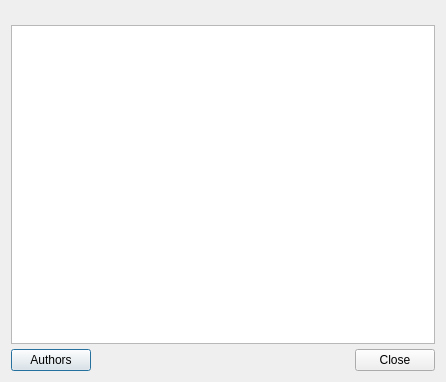
Before: the Qt Designer form src/lib/other/aboutdialog.ui in QupZilla/qupzilla, drawn with Qt 5.
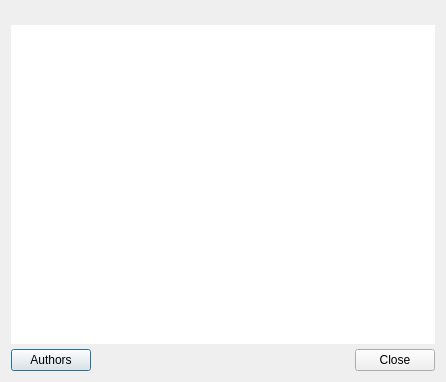
After: the same form once the commit is applied.

Commit message: AboutDialog: Remove frame from QTextBrowser

What changed in the file:
```diff
--- a/src/lib/other/aboutdialog.ui
+++ b/src/lib/other/aboutdialog.ui
@@ -26,6 +26,12 @@
    </item>
    <item>
     <widget class="QTextBrowser" name="textBrowser">
+     <property name="frameShape">
+      <enum>QFrame::NoFrame</enum>
+     </property>
+     <property name="frameShadow">
+      <enum>QFrame::Plain</enum>
+     </property>
      <property name="horizontalScrollBarPolicy">
       <enum>Qt::ScrollBarAlwaysOff</enum>
      </property>
```
